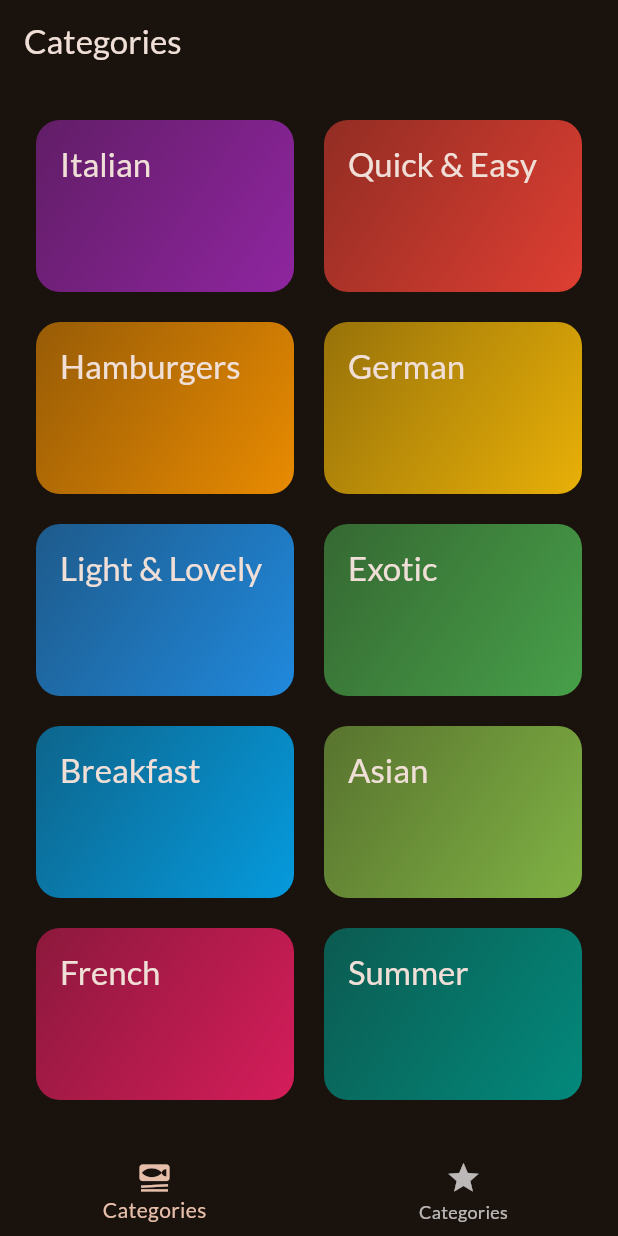
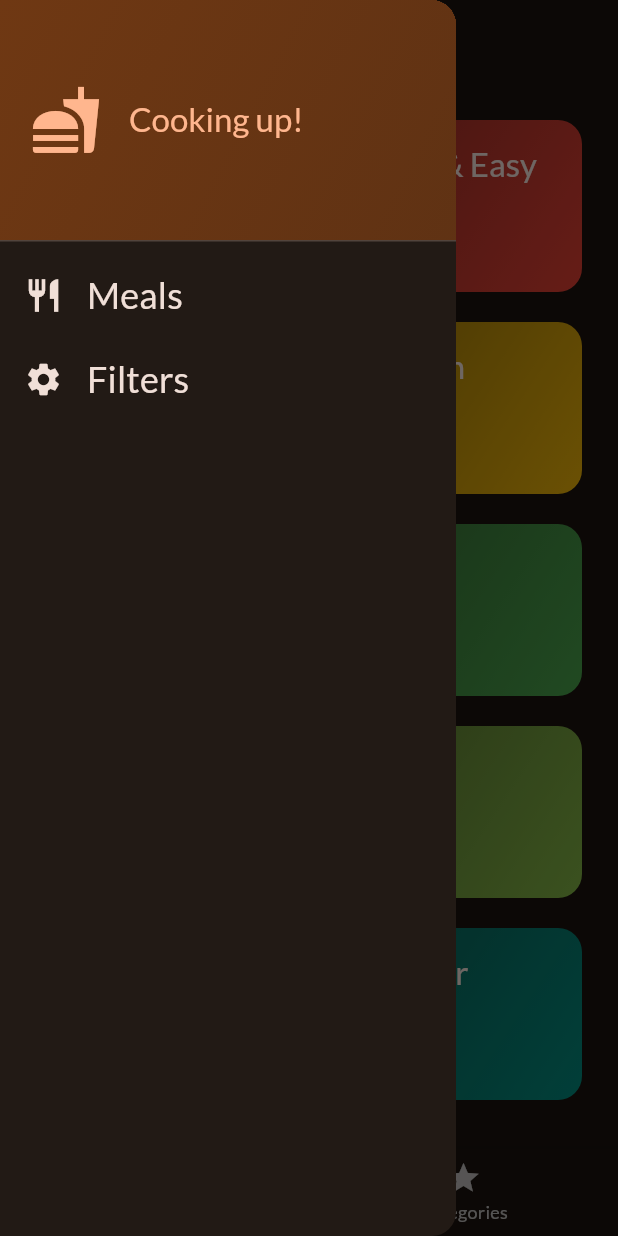
Before and after one commit to aibat-t/meals, a Flutter app: the screen it shows after launch, with the side drawer open (before the commit the screen has no drawer), on a phone screen of 412 x 824 dp. Run offline on Flutter 3.47's test engine with Material 3 defaults, Android fonts, the phone set to English and light mode, and no system bars; our stand-ins replace google_fonts, transparent_image.

Commit message:
filtering screen and filtering meals push from screen with future

```diff
--- a/lib/screens/categories.dart
+++ b/lib/screens/categories.dart
@@ -10,12 +10,14 @@ class CategoriesScreen extends StatelessWidget {
   const CategoriesScreen({
     super.key,
     required this.onToggleFavorite,
+    required this.availableMeals,
   });
 
   final void Function(Meal meal) onToggleFavorite;
+  final List<Meal> availableMeals;
 
   void _selectCategory(BuildContext context, Category category) {
-    final filteredMeals = dummyMeals
+    final filteredMeals = availableMeals
         .where((meal) => meal.categories.contains(category.id))
         .toList();
 
--- a/lib/screens/tabs.dart
+++ b/lib/screens/tabs.dart
@@ -1,8 +1,18 @@
 import 'package:flutter/material.dart';
+import 'package:meals/data/dummy_data.dart';
 import 'package:meals/screens/categories.dart';
+import 'package:meals/screens/filters.dart';
 import 'package:meals/screens/meals.dart';
+import 'package:meals/widgets/main_drawer.dart';
 
 import '../models/meal.dart';
+
+const kInitialFilters = {
+  Filter.glutenFree: false,
+  Filter.lactoseFree: false,
+  Filter.vegetarian: false,
+  Filter.vegan: false,
+};
 
 class TabsScreen extends StatefulWidget {
   const TabsScreen({super.key});
@@ -16,6 +26,7 @@ class TabsScreen extends StatefulWidget {
 class _TabsScreenState extends State<TabsScreen> {
   int _selectedPageIndex = 0;
   final List<Meal> _favoriteMeals = [];
+  Map<Filter, bool> _selectedFilters = kInitialFilters;
 
   void _showInfoMessage(String message) {
     ScaffoldMessenger.of(context).clearSnackBars();
@@ -47,10 +58,44 @@ class _TabsScreenState extends State<TabsScreen> {
     });
   }
 
+  void _setScreen(String identifier) async {
+    Navigator.of(context).pop();
+    if (identifier == 'filters') {
+      final result = await Navigator.of(context).push<Map<Filter, bool>>(
+        MaterialPageRoute(
+          builder: (ctx) => FilterScreen(
+            currentFilters: _selectedFilters,
+          ),
+        ),
+      );
+
+      setState(() {
+        _selectedFilters = result ?? kInitialFilters;
+      });
+    }
+  }
+
   @override
   Widget build(BuildContext context) {
+    final availableMeals = dummyMeals.where((meal) {
+      if (_selectedFilters[Filter.glutenFree]! && !meal.isGlutenFree) {
+        return false;
+      }
+      if (_selectedFilters[Filter.lactoseFree]! && !meal.isLactoseFree) {
+        return false;
+      }
+      if (_selectedFilters[Filter.vegetarian]! && !meal.isVegetarian) {
+        return false;
+      }
+      if (_selectedFilters[Filter.vegan]! && !meal.isVegan) {
+        return false;
+      }
+      return true;
+    }).toList();
+
     Widget activePage = CategoriesScreen(
       onToggleFavorite: toggleMealFavoriteStatus,
+      availableMeals: availableMeals,
     );
     var activePageTitle = 'Categories';
 
@@ -66,6 +111,9 @@ class _TabsScreenState extends State<TabsScreen> {
       appBar: AppBar(
         title: Text(activePageTitle),
       ),
+      drawer: MainDrawer(
+        onSelectScreen: _setScreen,
+      ),
       body: activePage,
       bottomNavigationBar: BottomNavigationBar(
         onTap: _selectPage,
--- /dev/null
+++ b/lib/widgets/main_drawer.dart
@@ -0,0 +1,82 @@
+import 'package:flutter/material.dart';
+
+class MainDrawer extends StatelessWidget {
+  const MainDrawer({super.key, required this.onSelectScreen});
+
+  final void Function(String idebtifier) onSelectScreen;
+
+  @override
+  Widget build(BuildContext context) {
+    return Drawer(
+      child: Column(
+        children: [
+          DrawerHeader(
+            padding: EdgeInsets.all(20),
+            decoration: BoxDecoration(
+                gradient: LinearGradient(
+              colors: [
+                Theme.of(context).colorScheme.primaryContainer,
+                Theme.of(context).colorScheme.primaryContainer.withOpacity(0.8)
+              ],
+              begin: Alignment.topLeft,
+              end: Alignment.bottomRight,
+            )),
+            child: Row(
+              children: [
+                Icon(
+                  Icons.fastfood,
+                  size: 48,
+                  color: Theme.of(context).colorScheme.primary,
+                ),
+                const SizedBox(
+                  width: 18,
+                ),
+                Text(
+                  'Cooking up!',
+                  style: Theme.of(context)
+                      .textTheme
+                      .titleLarge!
+                      .copyWith(color: Theme.of(context).colorScheme.primary),
+                ),
+              ],
+            ),
+          ),
+          ListTile(
+            leading: Icon(
+              Icons.restaurant,
+              size: 26,
+              color: Theme.of(context).colorScheme.onBackground,
+            ),
+            title: Text(
+              'Meals',
+              style: Theme.of(context).textTheme.titleSmall!.copyWith(
+                    color: Theme.of(context).colorScheme.onBackground,
+                    fontSize: 24,
+                  ),
+            ),
+            onTap: () {
+              onSelectScreen('meals');
+            },
+          ),
+          ListTile(
+            leading: Icon(
+              Icons.settings,
+              size: 26,
+              color: Theme.of(context).colorScheme.onBackground,
+            ),
+            title: Text(
+              'Filters',
+              style: Theme.of(context).textTheme.titleSmall!.copyWith(
+                    color: Theme.of(context).colorScheme.onBackground,
+                    fontSize: 24,
+                  ),
+            ),
+            onTap: () {
+              onSelectScreen('filters');
+            },
+          ),
+        ],
+      ),
+    );
+  }
+}
```
Also changed, not shown: lib/screens/filters.dart (added, +165 -0 lines), 1 other file.
